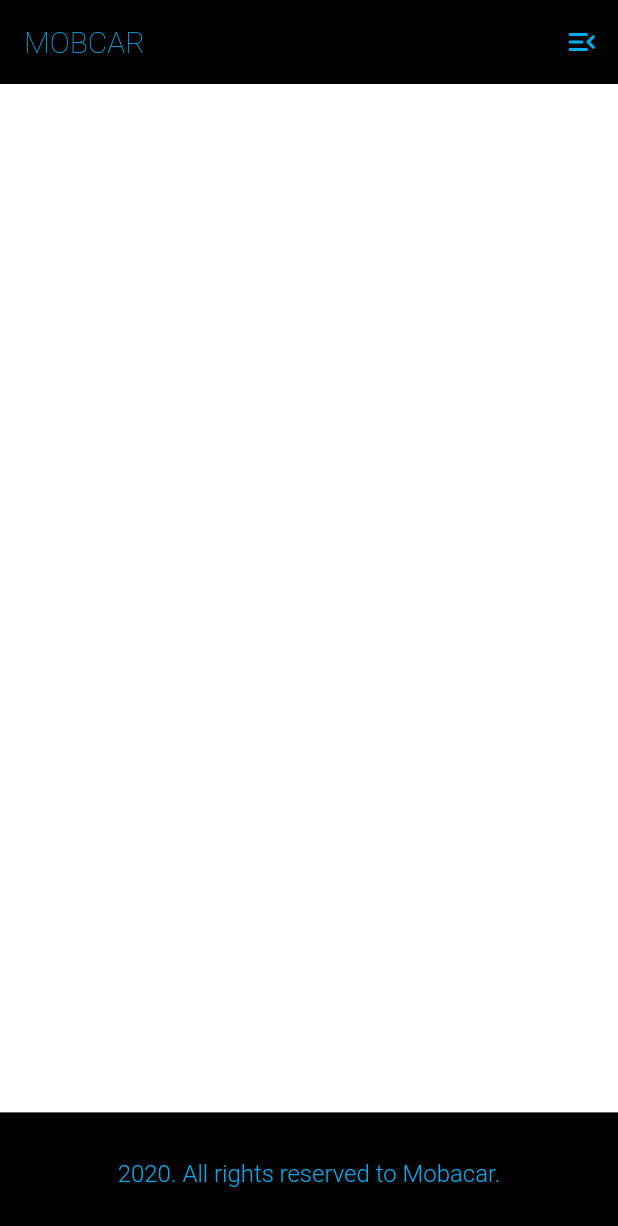
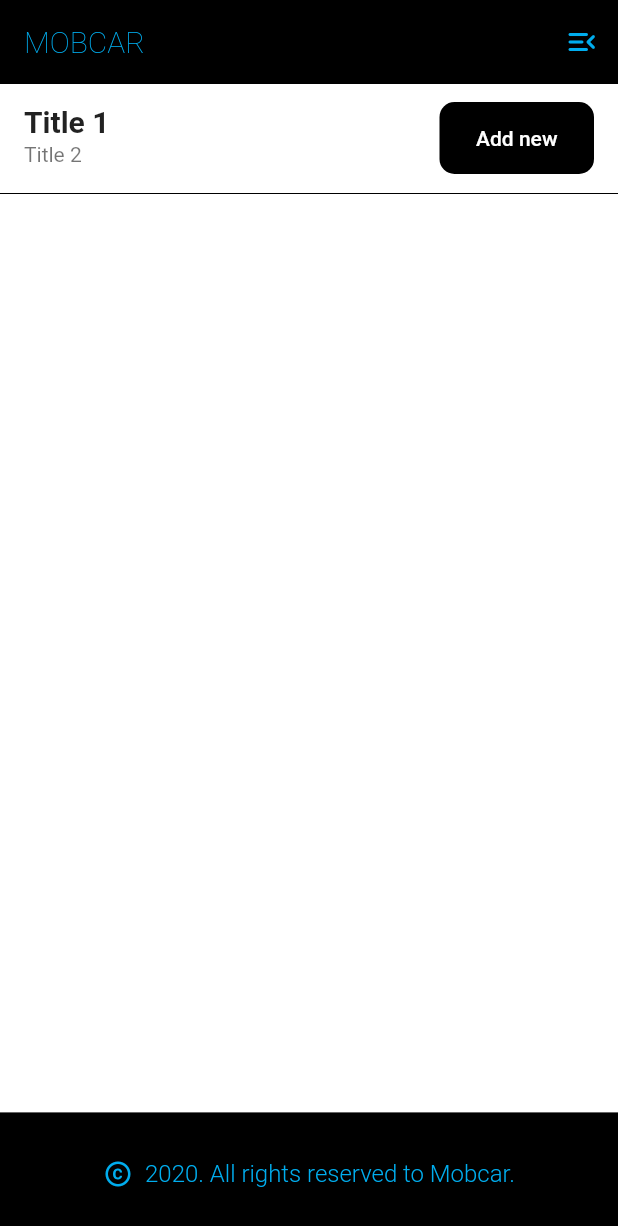
Before and after one commit to MoizesFSantos/Mobcar, a Flutter app: the screen it shows after launch, on a phone screen of 412 x 824 dp. Shown: the top 1226 px of the screen. Run offline on Flutter 3.47's test engine with Material 2 defaults, Android fonts, the phone set to English and light mode, and no system bars.

Commit message:
feat: Add button

```diff
--- a/lib/screen/home.dart
+++ b/lib/screen/home.dart
@@ -43,6 +43,40 @@ class _HomeScreenState extends State<HomeScreen> {
         width: MediaQuery.of(context).size.width,
         height: MediaQuery.of(context).size.height,
         color: Colors.white,
+        child: SingleChildScrollView(
+          child: Column(
+            children: [
+              ListTile(
+                title: Text(
+                  'Title 1',
+                  style: TextStyle(
+                    fontWeight: FontWeight.bold,
+                    fontSize: 20,
+                  ),
+                ),
+                subtitle: Text('Title 2'),
+                trailing: Container(
+                  width: MediaQuery.of(context).size.width * 0.25,
+                  decoration: BoxDecoration(
+                    borderRadius: BorderRadius.circular(10),
+                    color: Colors.black,
+                  ),
+                  child: TextButton(
+                    onPressed: () {},
+                    child: Text(
+                      'Add new',
+                      style: TextStyle(color: Colors.white),
+                    ),
+                  ),
+                ),
+              ),
+              Divider(
+                height: 2,
+                color: Colors.black,
+              )
+            ],
+          ),
+        ),
       ),
       bottomNavigationBar: BottomAppBar(
         elevation: 0.0,
@@ -53,8 +87,16 @@ class _HomeScreenState extends State<HomeScreen> {
             mainAxisAlignment: MainAxisAlignment.center,
             crossAxisAlignment: CrossAxisAlignment.center,
             children: [
+              Icon(
+                Icons.copyright_sharp,
+                color: pColor,
+                size: 20,
+              ),
+              SizedBox(
+                width: 8,
+              ),
               Text(
-                '2020. All rights reserved to Mobacar.',
+                '2020. All rights reserved to Mobcar.',
                 style: TextStyle(
                     color: pColor, fontSize: 16.0, fontWeight: FontWeight.w300),
               ),
```
